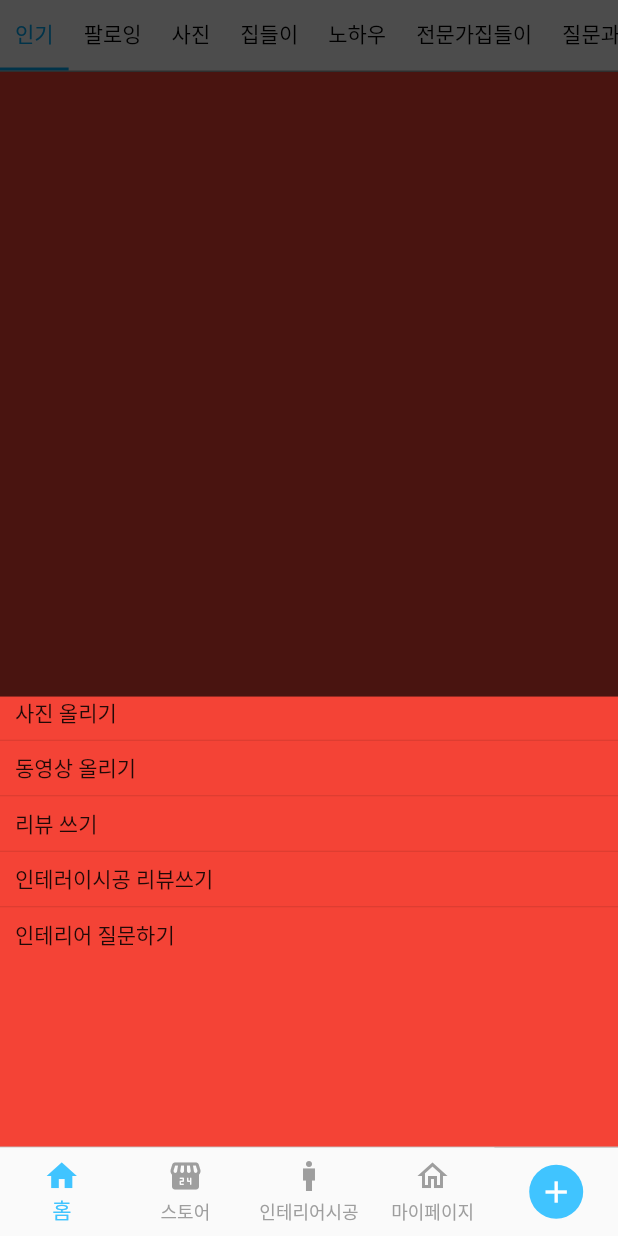
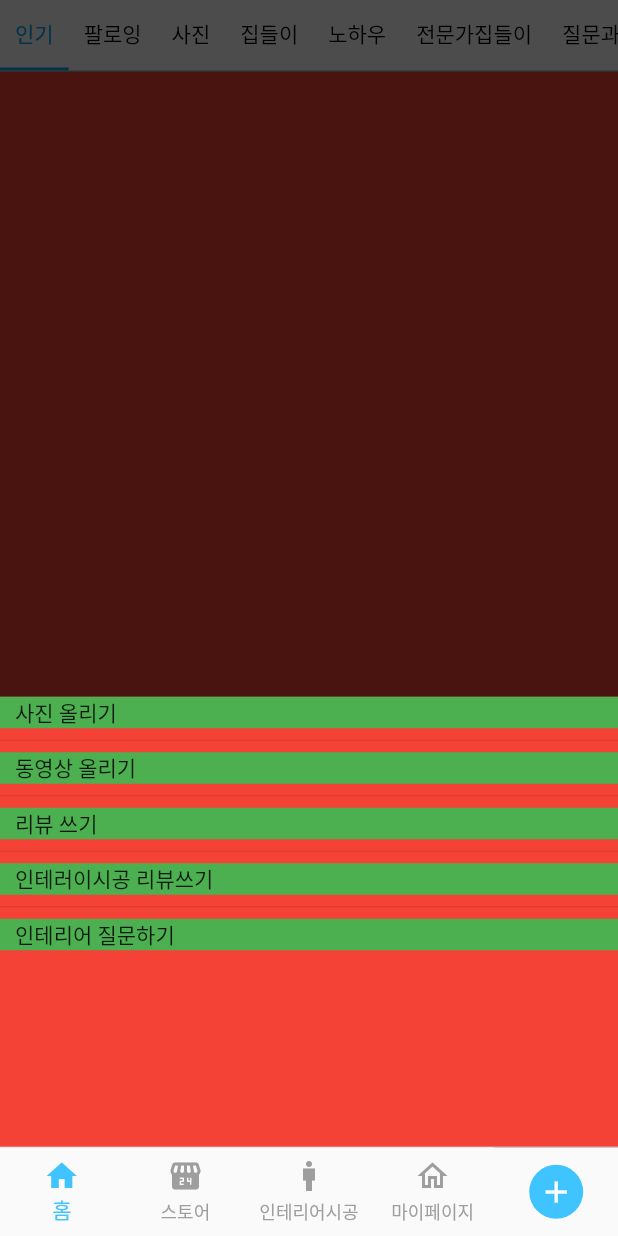
Before and after one commit to taehoon7289/modal_bottom_sheet_demo, a Flutter app: the screen it shows after launch, scrolled down 104 dp, after a tap on the "add" icon, on a phone screen of 412 x 824 dp. Run offline on Flutter 3.47's test engine with Material 2 defaults, Android fonts, the phone set to English and light mode, and no system bars; our stand-ins replace flutter_swiper, get.

Commit message:
feat: 멀티라우팅 추가
- 멀티라우팅 추가

```diff
--- a/lib/layout/my_bottom_navigation_bar.dart
+++ b/lib/layout/my_bottom_navigation_bar.dart
@@ -73,7 +73,7 @@ class MyBottomNavigationBar extends StatelessWidget {
                                       print('val');
                                     },
                                     child: Container(
-                                      color: Colors.red,
+                                      color: Colors.green,
                                       padding:
                                           EdgeInsets.symmetric(horizontal: 10),
                                       alignment: Alignment.centerLeft,
--- a/lib/main.dart
+++ b/lib/main.dart
@@ -30,7 +30,11 @@ class MyApp extends StatelessWidget {
       child: GetMaterialApp(
         title: '모달연습!!',
         debugShowCheckedModeBanner: false,
-        home: MyHome(),
+        // home: MyHome(),
+        initialRoute: '/',
+        routes: {
+          '/': (_) => MyHome(),
+        },
       ),
     );
   }
```
